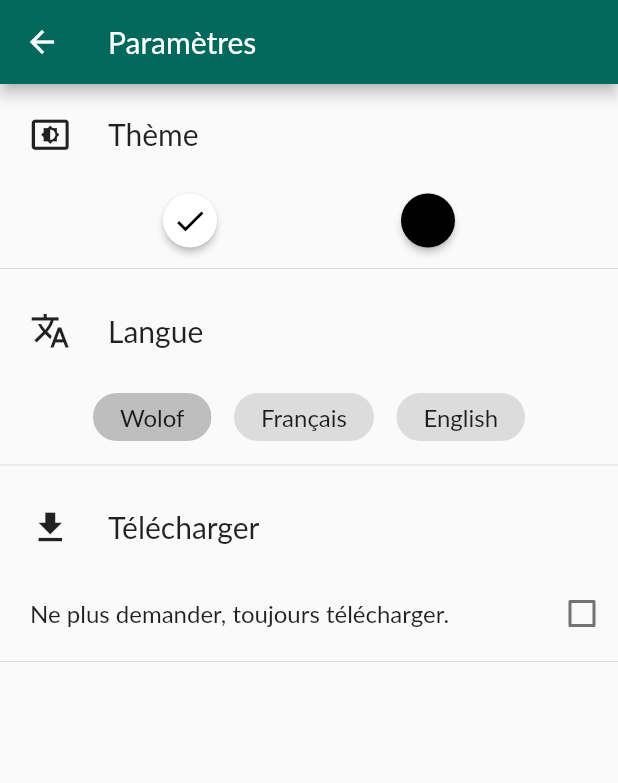
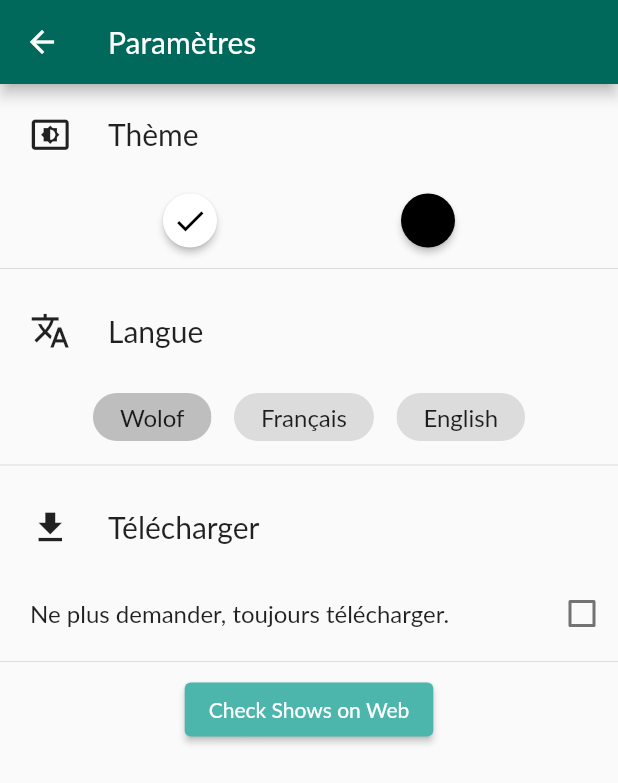
Before and after one commit to ngaretou/yoonu_njub, a Flutter app: the SettingsScreen screen opened by its route, on a phone screen of 412 x 824 dp. Shown: the top 783 px of the screen. Run offline on Flutter 3.47's test engine with Material 2 defaults, Android fonts, the phone set to English and light mode, and no system bars; our stand-ins replace connectivity, font_awesome_flutter, just_audio, preload_page_view, scrollable_positioned_list, share and 1 more; missing offline and left inert: audio_session; accounts and stored records are empty; generated files the repository leaves out were written again.

Commit message:
Android building updates

```diff
--- a/assets/shows.json
+++ b/assets/shows.json
@@ -852,7 +852,7 @@
             "showNameRS": "Dellusig Yeesu Kirist",
             "showNameAS": "دࣹلُّسِگْ عِيسَىٰ ڪِرِستّ",
             "urlSnip": "Part_6",
-            "filename": "107_Dellusi_Yeesu.mp3",
+            "filename": "107_Dellusig_Yeesu.mp3",
             "image": "10"
         },
         {
--- a/lib/screens/settings_screen.dart
+++ b/lib/screens/settings_screen.dart
@@ -329,7 +329,7 @@ class _SettingsScreenState extends State<SettingsScreen> {
                         downloadPermissionTitle(), downloadPermissionSetting()),
                   if (!kIsWeb) clearDownloads(),
                   //Button to check all shows for current presence online
-                  // checkShowsButton(context)
+                  checkShowsButton(context)
                 ],
               ),
             )
@@ -341,7 +341,7 @@ class _SettingsScreenState extends State<SettingsScreen> {
                   settingColumn(
                       downloadPermissionTitle(), downloadPermissionSetting()),
                 if (!kIsWeb) clearDownloads(),
-                // checkShowsButton(context)
+                checkShowsButton(context)
               ],
             ),
       // ),
```
Also changed, not shown: 3 other files.
